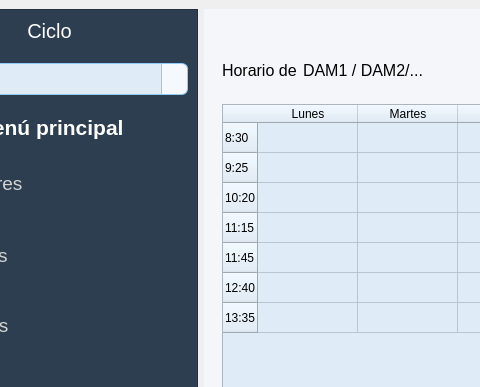
Qt form src/ui/horarios.ui (IvanJesusCorbalanPascual/Creador-de-Horarios) before a commit; both pictures show x 108 to 588 and y 0 to 387 of the 1210 by 740 pixel window.
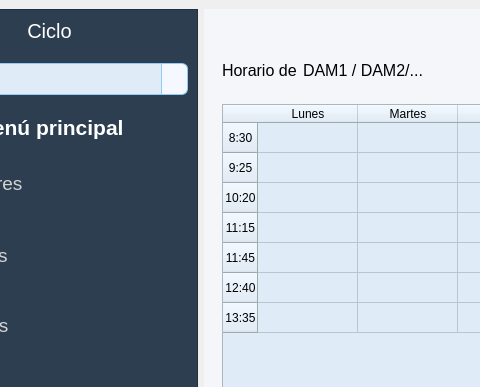
The same form after that commit. Icons and pictures are not drawn.

Commit message:
Pequeño cambio visual en horario
Centrado horizontalmente el texto de las horas en la tabla de horarios.

```diff
--- a/src/ui/horarios.ui
+++ b/src/ui/horarios.ui
@@ -927,36 +927,57 @@
               <property name="text">
                <string>8:30</string>
               </property>
+              <property name="textAlignment">
+               <set>AlignCenter</set>
+              </property>
              </row>
              <row>
               <property name="text">
                <string>9:25</string>
               </property>
+              <property name="textAlignment">
+               <set>AlignCenter</set>
+              </property>
              </row>
              <row>
               <property name="text">
                <string>10:20</string>
               </property>
+              <property name="textAlignment">
+               <set>AlignCenter</set>
+              </property>
              </row>
              <row>
               <property name="text">
                <string>11:15</string>
               </property>
+              <property name="textAlignment">
+               <set>AlignCenter</set>
+              </property>
              </row>
              <row>
               <property name="text">
                <string>11:45</string>
               </property>
+              <property name="textAlignment">
+               <set>AlignCenter</set>
+              </property>
              </row>
              <row>
               <property name="text">
                <string>12:40</string>
               </property>
+              <property name="textAlignment">
+               <set>AlignCenter</set>
+              </property>
              </row>
              <row>
               <property name="text">
                <string>13:35</string>
               </property>
+              <property name="textAlignment">
+               <set>AlignCenter</set>
+              </property>
              </row>
              <column>
               <property name="text">
```
